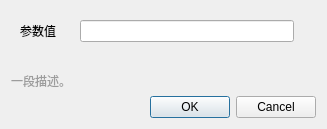
The window that DrillGIFActionSequenceEditor/Source/Utils/widgetForm/QStringListEditor/W_QStringEditor.ui (DrillUp/DrillGIFActionSequenceEditor) describes before a commit, drawn with Qt 5.
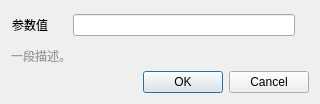
The same window after the commit.

The edit to the form file:
```diff
--- a/DrillGIFActionSequenceEditor/Source/Utils/widgetForm/QStringListEditor/W_QStringEditor.ui
+++ b/DrillGIFActionSequenceEditor/Source/Utils/widgetForm/QStringListEditor/W_QStringEditor.ui
@@ -6,8 +6,8 @@
    <rect>
     <x>0</x>
     <y>0</y>
-    <width>327</width>
-    <height>129</height>
+    <width>320</width>
+    <height>104</height>
    </rect>
   </property>
   <property name="windowTitle">
@@ -17,6 +17,18 @@
    <item>
     <widget class="QWidget" name="widget_params" native="true">
      <layout class="QHBoxLayout" name="horizontalLayout" stretch="1,4,0">
+      <property name="leftMargin">
+       <number>1</number>
+      </property>
+      <property name="topMargin">
+       <number>3</number>
+      </property>
+      <property name="rightMargin">
+       <number>1</number>
+      </property>
+      <property name="bottomMargin">
+       <number>1</number>
+      </property>
       <item>
        <widget class="QLabel" name="label_prefix">
         <property name="text">
```
